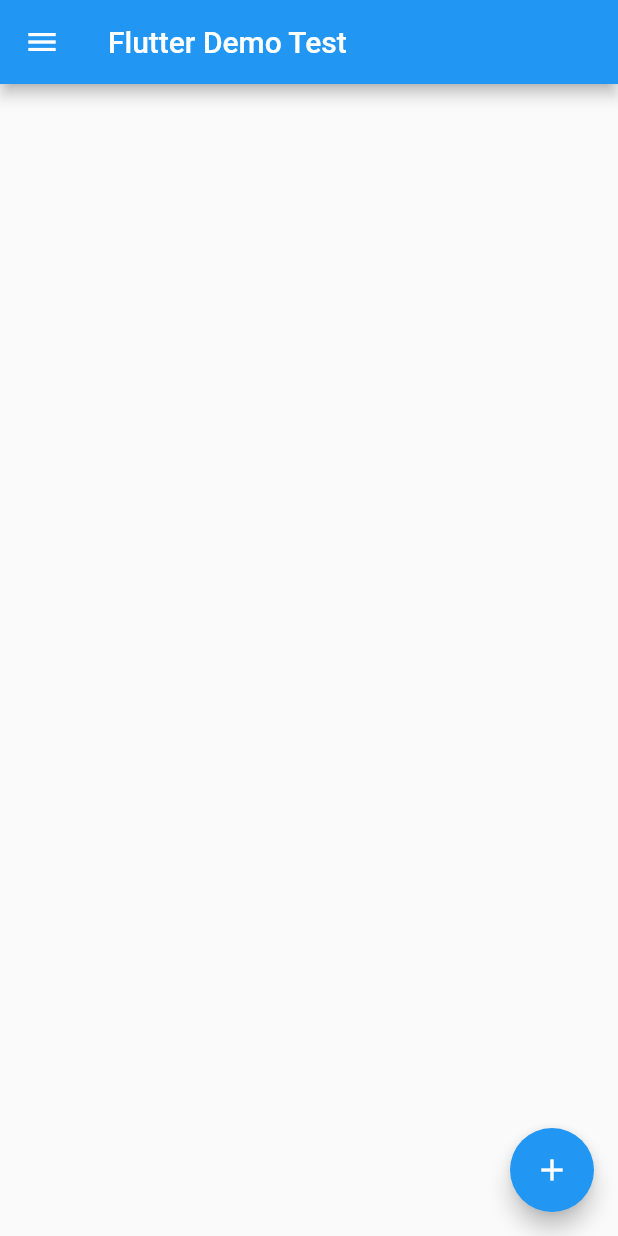
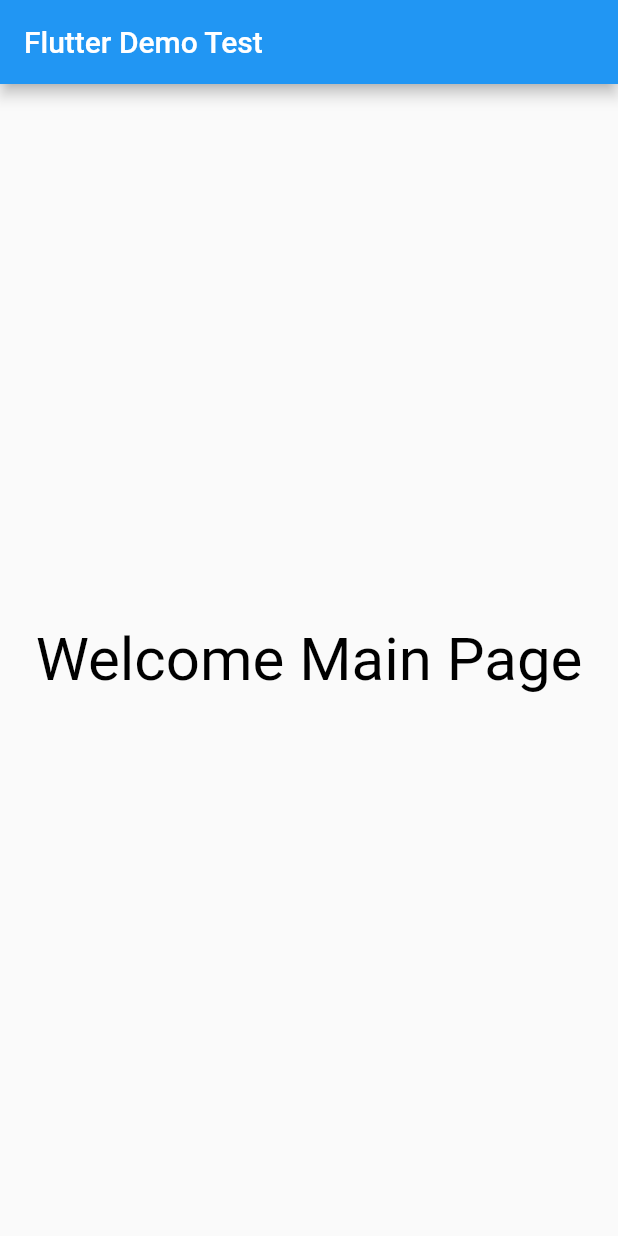
Before and after one commit to mdmanik74/interactive_cares_course_paid, a Flutter app: the screen it shows after launch, on a phone screen of 412 x 824 dp. Run offline on Flutter 3.47's test engine with Material 2 defaults, Android fonts, the phone set to English and light mode, and no system bars.

Commit message:
Scaffold widget

```diff
--- a/lib/main.dart
+++ b/lib/main.dart
@@ -13,28 +13,11 @@ class MyApp extends StatelessWidget {
         appBar: AppBar(
           title: const Text('Flutter Demo Test'),
         ),
-
-        //scaffold widget
-        drawer: const Drawer(
-            child: Column(
-          children: [
-            ListTile(
-              leading: Icon(Icons.home),
-              title: Text("Home"),
-            ),
-            ListTile(
-              leading: Icon(Icons.home),
-              title: Text("Home"),
-            ),
-            ListTile(
-              leading: Icon(Icons.home),
-              title: Text("Home"),
-            ),
-          ],
-        )),
-        floatingActionButton: FloatingActionButton(
-          onPressed: () {},
-          child: const Icon(Icons.add),
+        body: const Center(
+          child: Text(
+            'Welcome Main Page',
+            style: TextStyle(color: Colors.black, fontSize: 40.0),
+          ),
         ),
       ),
     );
```
